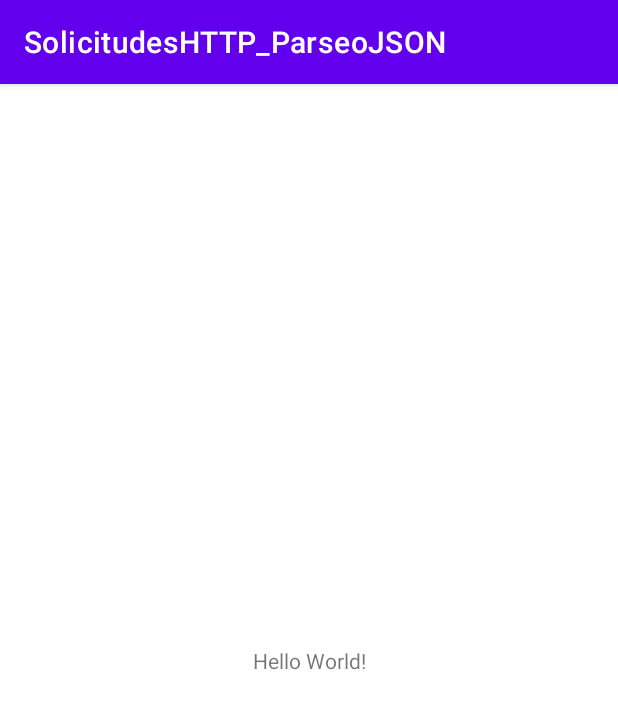
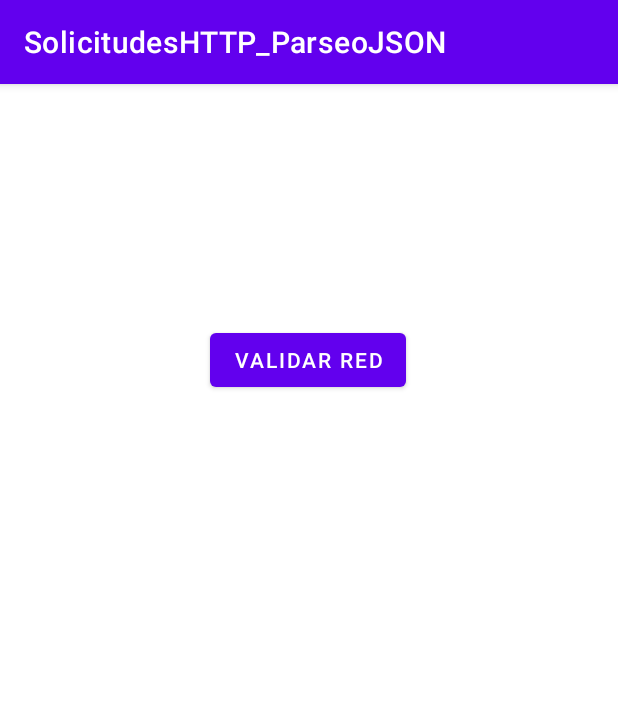
Before and after one commit to HeynerPat/S11SolicitudesHTTP_ParseoJSON, an Android app: the screen it shows after launch (MainActivity), on a phone screen of 412 x 824 dp. Shown: the top 709 px of the screen. Run offline under Robolectric (Android 15) with nearby library versions, the phone set to English and light mode, and no system bars.

```diff
--- a/app/src/main/AndroidManifest.xml
+++ b/app/src/main/AndroidManifest.xml
@@ -1,6 +1,9 @@
 <?xml version="1.0" encoding="utf-8"?>
 <manifest xmlns:android="http://schemas.android.com/apk/res/android"
     package="com.example.solicitudeshttp_parseojson">
+
+    <uses-permission android:name="android.permission.ACCESS_NETWORK_STATE" />
+    <uses-permission android:name="android.permission.INTERNET" />
 
     <application
         android:allowBackup="true"
--- a/app/src/main/java/com/example/solicitudeshttp_parseojson/MainActivity.kt
+++ b/app/src/main/java/com/example/solicitudeshttp_parseojson/MainActivity.kt
@@ -2,10 +2,25 @@ package com.example.solicitudeshttp_parseojson
 
 import androidx.appcompat.app.AppCompatActivity
 import android.os.Bundle
+import android.widget.Button
+import android.widget.Toast
 
 class MainActivity : AppCompatActivity() {
     override fun onCreate(savedInstanceState: Bundle?) {
         super.onCreate(savedInstanceState)
         setContentView(R.layout.activity_main)
+
+        val bValidarRed = findViewById<Button>(R.id.bValidarRed)
+        bValidarRed.setOnClickListener{
+            //Código para validar red
+
+            if(Network.hayRed(this)){
+                Toast.makeText(this,"Si hay Red", Toast.LENGTH_LONG).show()
+            }else{
+                Toast.makeText(this,"No hay una conexión a internet", Toast.LENGTH_LONG).show()
+            }
+
+        }
+
     }
 }
--- a/app/src/main/res/layout/activity_main.xml
+++ b/app/src/main/res/layout/activity_main.xml
@@ -6,13 +6,14 @@
     android:layout_height="match_parent"
     tools:context=".MainActivity">
 
-    <TextView
+    <Button
+        android:id="@+id/bValidarRed"
         android:layout_width="wrap_content"
         android:layout_height="wrap_content"
-        android:text="Hello World!"
-        app:layout_constraintBottom_toBottomOf="parent"
-        app:layout_constraintLeft_toLeftOf="parent"
-        app:layout_constraintRight_toRightOf="parent"
+        android:layout_marginTop="160dp"
+        android:text="Validar Red"
+        app:layout_constraintEnd_toEndOf="parent"
+        app:layout_constraintHorizontal_bias="0.498"
+        app:layout_constraintStart_toStartOf="parent"
         app:layout_constraintTop_toTopOf="parent" />
-
 </androidx.constraintlayout.widget.ConstraintLayout>
```
Also changed, not shown: app/src/main/java/com/example/solicitudeshttp_parseojson/Network.kt (added, +15 -0 lines).
